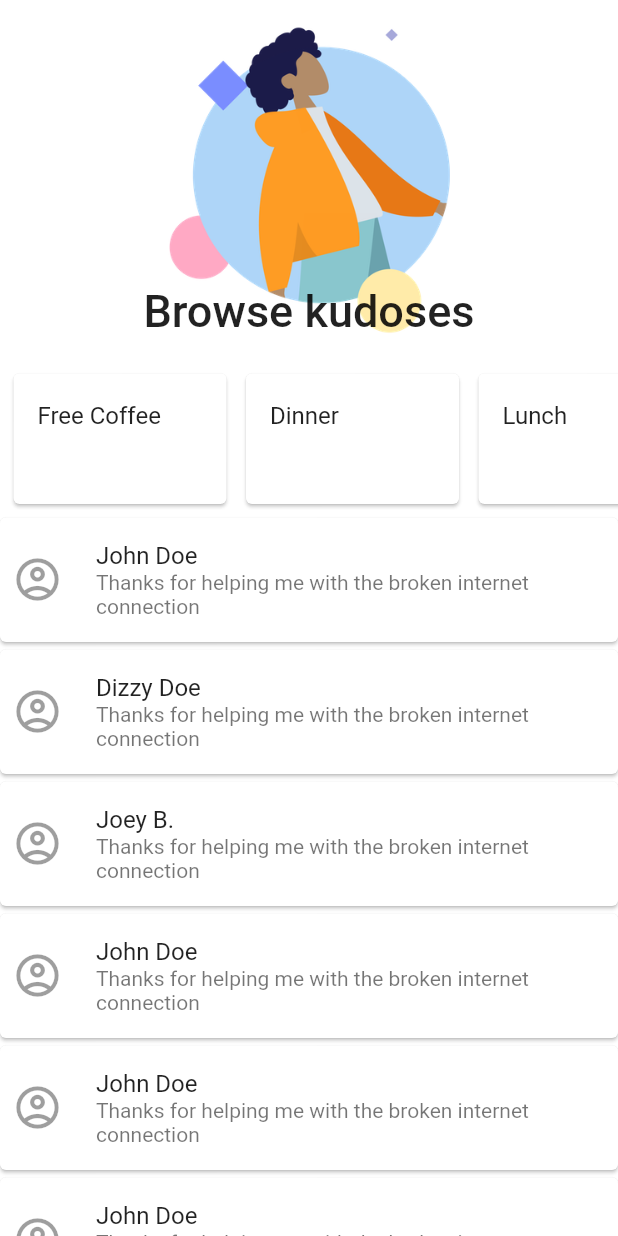
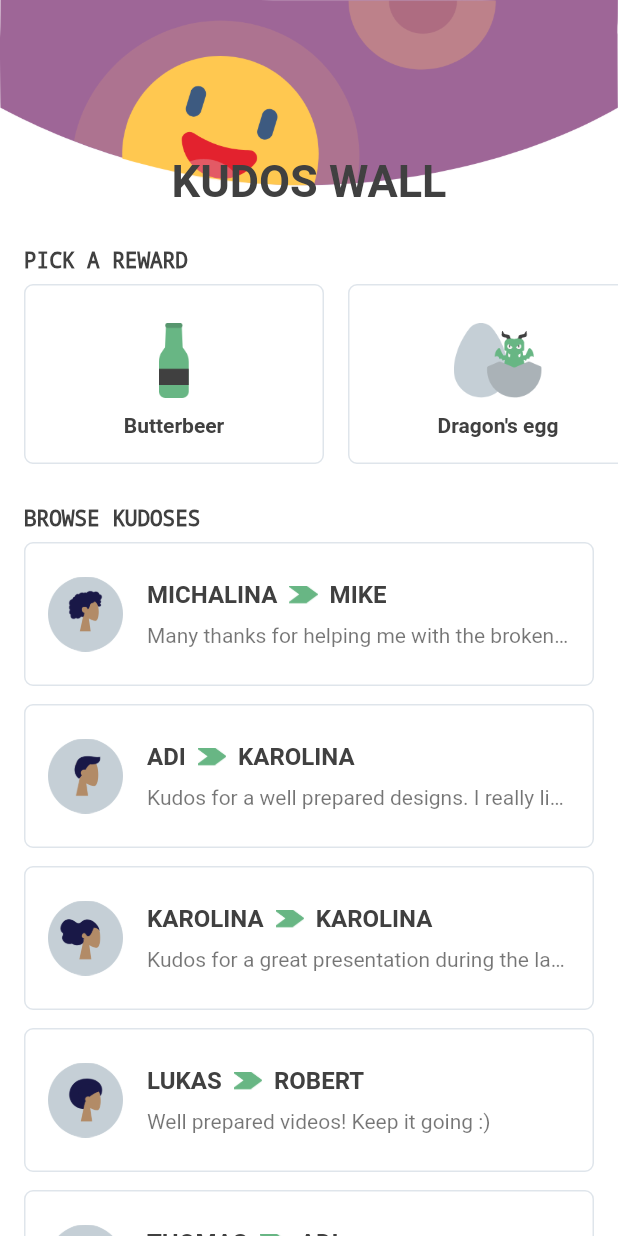
Before and after one commit to adrkakol/kudify-list, a Flutter app: the screen it shows after launch, on a phone screen of 412 x 824 dp. Run offline on Flutter 3.47's test engine with Material 2 defaults, Android fonts, the phone set to English and light mode, and no system bars.

Commit message:
feat(kudos-list): Create kudos list with mocked data

```diff
--- a/lib/kudos_list.dart
+++ b/lib/kudos_list.dart
@@ -1,133 +1,200 @@
 import 'package:flutter/material.dart';
+import 'package:lists/theme_colors.dart';
 
 class KudosList extends StatelessWidget {
-  final List<Map<String, String>> recentKudoses = [
+  final _backgroundRatio = 296 / 973; // height divided by width
+
+  final List<Map> recentKudoses = [
     {
-      "name": "John Doe",
-      "description": "Thanks for helping me with the broken internet connection"
+      "recipient": {
+        "name": "Mike",
+      },
+      "sender": {"name": "Michalina", "avatarUrl": "assets/images/avatar1.png"},
+      "description":
+          "Many thanks for helping me with the broken internet connection"
     },
     {
-      "name": "Dizzy Doe",
-      "description": "Thanks for helping me with the broken internet connection"
+      "recipient": {
+        "name": "Karolina",
+      },
+      "sender": {"name": "Adi", "avatarUrl": "assets/images/avatar2.png"},
+      "description": "Kudos for a well prepared designs. I really like them"
     },
     {
-      "name": "Joey B.",
-      "description": "Thanks for helping me with the broken internet connection"
+      "recipient": {
+        "name": "Karolina",
+      },
+      "sender": {"name": "Karolina", "avatarUrl": "assets/images/avatar3.png"},
+      "description":
+          "Kudos for a great presentation during the last meeting with the team"
     },
     {
-      "name": "John Doe",
-      "description": "Thanks for helping me with the broken internet connection"
+      "recipient": {
+        "name": "Robert",
+      },
+      "sender": {"name": "Lukas", "avatarUrl": "assets/images/avatar4.png"},
+      "description": "Well prepared videos! Keep it going :)"
     },
     {
-      "name": "John Doe",
-      "description": "Thanks for helping me with the broken internet connection"
+      "recipient": {
+        "name": "Adi",
+      },
+      "sender": {"name": "Thomas", "avatarUrl": "assets/images/avatar2.png"},
+      "description":
+          "For the delicious coffee and doughnuts we grabbed recently together"
     },
     {
-      "name": "John Doe",
-      "description": "Thanks for helping me with the broken internet connection"
+      "recipient": {
+        "name": "Przemek",
+      },
+      "sender": {"name": "Jake", "avatarUrl": "assets/images/avatar6.png"},
+      "description": "KUDOS for taking the ovnership during our last meeting"
     },
     {
-      "name": "John Doe",
-      "description": "Thanks for helping me with the broken internet connection"
-    },
-    {
-      "name": "John Doe",
-      "description": "Thanks for helping me with the broken internet connection"
-    },
-    {
-      "name": "John Doe",
-      "description": "Thanks for helping me with the broken internet connection"
-    },
-    {
-      "name": "John Doe",
-      "description": "Thanks for helping me with the broken internet connection"
-    },
-    {
-      "name": "John Doe",
-      "description": "Thanks for helping me with the broken internet connection"
-    },
-    {
-      "name": "John Doe",
-      "description": "Thanks for helping me with the broken internet connection"
-    },
-    {
-      "name": "Foo Doe",
-      "description": "Thanks for helping me with the broken internet connection"
+      "recipient": {
+        "name": "Rafał",
+      },
+      "sender": {"name": "Elizabeth", "avatarUrl": "assets/images/avatar3.png"},
+      "description": "For keeping an eye on our web page, many thanks!"
     },
   ];
 
   final List<Map<String, String>> rewards = [
-    {"name": "Free Coffee"},
-    {"name": "Dinner"},
-    {"name": "Lunch"},
-    {"name": "Cinema Ticket"}
+    {"name": "Butterbeer", "image": "assets/images/beer-bottle.png"},
+    {"name": "Dragon's egg", "image": "assets/images/dragon.png"},
+    {"name": "Toss a coin", "image": "assets/images/coin.png"},
   ];
 
-  Widget _buildTile(Map<String, String> kudos) {
+  Widget _buildTile(Map kudos) {
+    final _userNameStyle =
+        TextStyle(fontWeight: FontWeight.bold, color: ThemeColors.gray64);
+
     return Card(
-      margin: EdgeInsets.only(top: 5),
+      elevation: 0,
+      margin: EdgeInsets.only(bottom: 12, left: 16, right: 16),
+      shape: RoundedRectangleBorder(
+          side: BorderSide(width: 1, color: ThemeColors.gray223),
+          borderRadius: BorderRadius.circular(6)),
       child: ListTile(
-          leading: Icon(
-            Icons.account_circle_outlined,
-            color: Colors.black38,
-            size: 34.0,
+          leading: Image.asset(
+            kudos["sender"]["avatarUrl"],
+            height: 50,
           ),
           contentPadding:
-              EdgeInsets.only(top: 12, bottom: 12, left: 8, right: 8),
-          title: Text(kudos["name"]),
-          subtitle: Text(kudos["description"])),
+              EdgeInsets.only(top: 12, bottom: 12, left: 16, right: 16),
+          title: Row(children: [
+            Text(
+              kudos["sender"]["name"].toUpperCase(),
+              style: _userNameStyle,
+            ),
+            Padding(
+                padding: EdgeInsets.only(left: 8, right: 8),
+                child: Image.asset(
+                  "assets/images/arrow.png",
+                  height: 12,
+                )),
+            Text(kudos["recipient"]["name"].toUpperCase(),
+                style: _userNameStyle),
+          ]),
+          subtitle: Padding(
+              padding: EdgeInsets.only(top: 10),
+              child: Text(kudos["description"],
+                  maxLines: 1, overflow: TextOverflow.ellipsis))),
     );
   }
 
-  Widget _buildRewardTile(Map<String, String> reward) {
-    return Container(
-      width: 150.0,
-      height: 400,
-      margin: EdgeInsets.only(top: 5, left: 5),
-      child: Card(
-        child: ListTile(
-          title: Text(reward["name"]),
-        ),
-      ),
-    );
+  Widget _buildRewardTile(Map<String, String> reward, bool hasLeftMargin) {
+    return Card(
+        elevation: 0,
+        shape: RoundedRectangleBorder(
+            side: BorderSide(color: ThemeColors.gray223, width: 1),
+            borderRadius: BorderRadius.circular(6)),
+        margin: EdgeInsets.only(left: hasLeftMargin ? 16 : 0, right: 16),
+        child: Container(
+            width: 200.0,
+            child: Padding(
+                padding: EdgeInsets.all(16),
+                child: Column(children: [
+                  SizedBox(height: 10),
+                  Image.asset(
+                    reward["image"],
+                    height: 50,
+                  ),
+                  SizedBox(height: 10),
+                  Text(
+                    reward["name"],
+                    style: TextStyle(
+                        fontSize: 14,
+                        fontWeight: FontWeight.bold,
+                        color: ThemeColors.gray64),
+                  )
+                ]))));
   }
 
   @override
   Widget build(BuildContext context) {
+    final double _width = MediaQuery.of(context).size.width;
+
     return Container(
-        color: Color.fromRGBO(255, 255, 255, 0.92),
+        color: Colors.white,
         child: CustomScrollView(
           slivers: [
             SliverAppBar(
+              elevation: 0,
               pinned: true,
               backgroundColor: Colors.white,
               centerTitle: true,
-              expandedHeight: 240.0,
+              expandedHeight: _width * _backgroundRatio + 20,
               flexibleSpace: FlexibleSpaceBar(
                 title: Text(
-                  "Browse kudoses",
-                  style: TextStyle(color: Colors.black87),
+                  "KUDOS WALL",
+                  style: TextStyle(
+                      color: ThemeColors.gray64,
+                      fontWeight: FontWeight.bold,
+                      fontSize: 20),
                 ),
-                titlePadding: EdgeInsets.only(bottom: 16),
+                titlePadding: EdgeInsets.only(bottom: 8),
                 centerTitle: true,
                 background: Image.asset(
-                  'assets/images/baner.png',
-                  scale: 1.8,
+                  'assets/images/background.png',
+                  fit: BoxFit.fitWidth,
+                  alignment: Alignment.topCenter,
                 ),
               ),
             ),
             SliverToBoxAdapter(
+                child: Padding(
+              padding: EdgeInsets.only(top: 20, left: 16, bottom: 8),
+              child: Text("PICK A REWARD",
+                  style: TextStyle(
+                    color: ThemeColors.gray64,
+                    fontSize: 14,
+                    decoration: TextDecoration.none,
+                  )),
+            )),
+            SliverToBoxAdapter(
               child: Container(
-                height: 100.0,
+                height: 120.0,
                 child: ListView.builder(
                   scrollDirection: Axis.horizontal,
                   itemCount: rewards.length,
                   itemBuilder: (context, index) {
-                    return _buildRewardTile(rewards[index]);
+                    final _hasLeftPadding = index == 0;
+                    return _buildRewardTile(rewards[index], _hasLeftPadding);
                   },
                 ),
               ),
             ),
+            SliverToBoxAdapter(
+                child: Padding(
+              padding: EdgeInsets.only(top: 28, left: 16, bottom: 8),
+              child: Text("BROWSE KUDOSES",
+                  style: TextStyle(
+                    color: ThemeColors.gray64,
+                    fontSize: 14,
+                    decoration: TextDecoration.none,
+                  )),
+            )),
             SliverList(
               delegate:
                   SliverChildBuilderDelegate((BuildContext context, int index) {
--- /dev/null
+++ b/lib/theme_colors.dart
@@ -0,0 +1,7 @@
+import 'package:flutter/material.dart';
+
+class ThemeColors {
+  static final Color gray223 = Color.fromRGBO(223, 229, 235, 1);
+  static final Color gray64 = Color.fromRGBO(64, 64, 64, 1);
+  static final Color green104 = Color.fromRGBO(104, 182, 132, 1);
+}
```
Also changed, not shown: assets/images/arrow.png (added), assets/images/avatar1.png (added), assets/images/avatar2.png (added), assets/images/avatar3.png (added), assets/images/avatar4.png (added), assets/images/avatar5.png (added), assets/images/avatar6.png (added), assets/images/background.png (added), assets/images/baner.png (deleted), assets/images/beer-bottle.png (added), assets/images/bg.png (added), assets/images/coin.png (added), assets/images/dragon.png (added), assets/images/heart.png (added), 1 other file.
